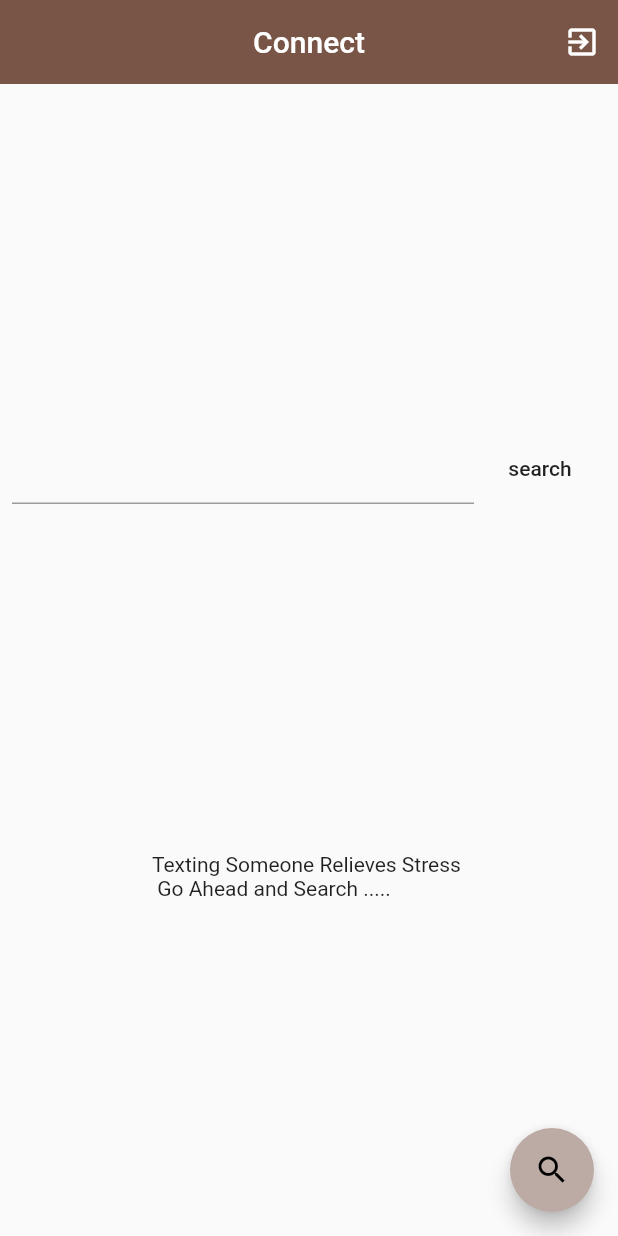
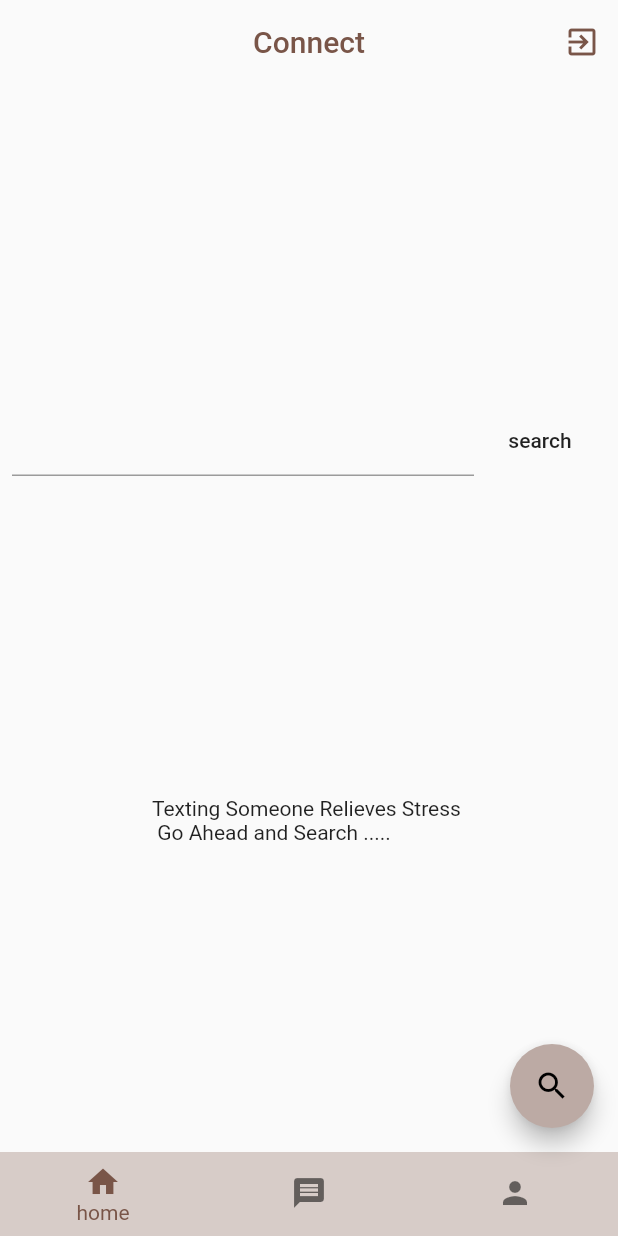
Before and after one commit to shema-ryan/connect, a Flutter app: the screen it shows once a user with an empty profile is signed in, after a tap on the "search" icon, on a phone screen of 412 x 824 dp. Run offline on Flutter 3.47's test engine with Material 2 defaults, Android fonts, the phone set to English and light mode, and no system bars; our stand-ins replace cloud_firestore, firebase_auth, firebase_core; accounts and stored records are empty.

Commit message:
connect-app

```diff
--- a/lib/Sign Screen/ChatRoom/homePage.dart
+++ b/lib/Sign Screen/ChatRoom/homePage.dart
@@ -17,6 +17,7 @@ class _HomePageState extends State<HomePage> {
   bool _welcome = true;
   final _current = FirebaseAuth.instance;
   QuerySnapshot snap1;
+  int _currentIndex = 0;
   @override
   void dispose() {
     super.dispose();
@@ -27,6 +28,33 @@ class _HomePageState extends State<HomePage> {
   Widget build(BuildContext context) {
     return Scaffold(
       key: _scaffold,
+      bottomNavigationBar: BottomNavigationBar(
+        backgroundColor: Colors.brown[100],
+        elevation: 0.0,
+        showUnselectedLabels: false,
+        onTap: (int selected) {
+          setState(() {
+            _currentIndex = selected;
+          });
+        },
+        unselectedItemColor: Colors.black54,
+        selectedItemColor: Colors.brown,
+        currentIndex: _currentIndex,
+        items: [
+          BottomNavigationBarItem(
+            icon: Icon(Icons.home),
+            title: Text('home'),
+          ),
+          BottomNavigationBarItem(
+            icon: Icon(Icons.message),
+            title: Text('message'),
+          ),
+          BottomNavigationBarItem(
+            icon: Icon(Icons.person),
+            title: Text('profile'),
+          ),
+        ],
+      ),
       body: StreamBuilder(
         stream: FirebaseFirestore.instance
             .collection('ChatRoom')
@@ -129,15 +157,22 @@ class _HomePageState extends State<HomePage> {
         },
       ),
       appBar: AppBar(
+        backgroundColor: Colors.transparent,
         elevation: 0.0,
         centerTitle: true,
-        title: Text('Connect'),
+        title: Text(
+          'Connect',
+          style: TextStyle(color: Colors.brown),
+        ),
         actions: [
           IconButton(
             onPressed: () {
               Authentication.signOut();
             },
-            icon: Icon(Icons.exit_to_app),
+            icon: Icon(
+              Icons.exit_to_app,
+              color: Colors.brown,
+            ),
           )
         ],
       ),
```
